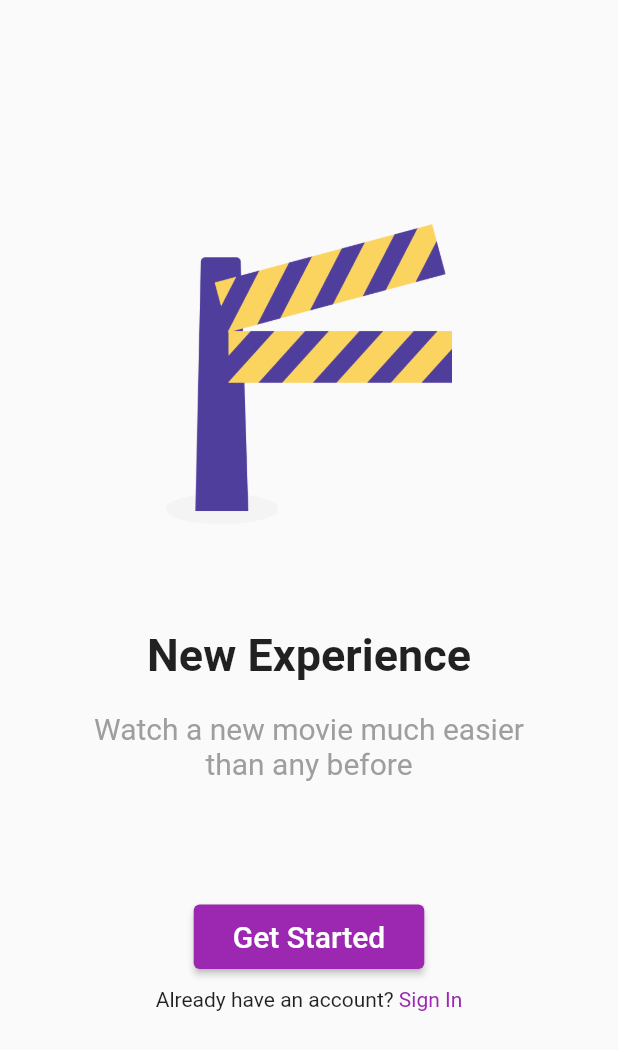
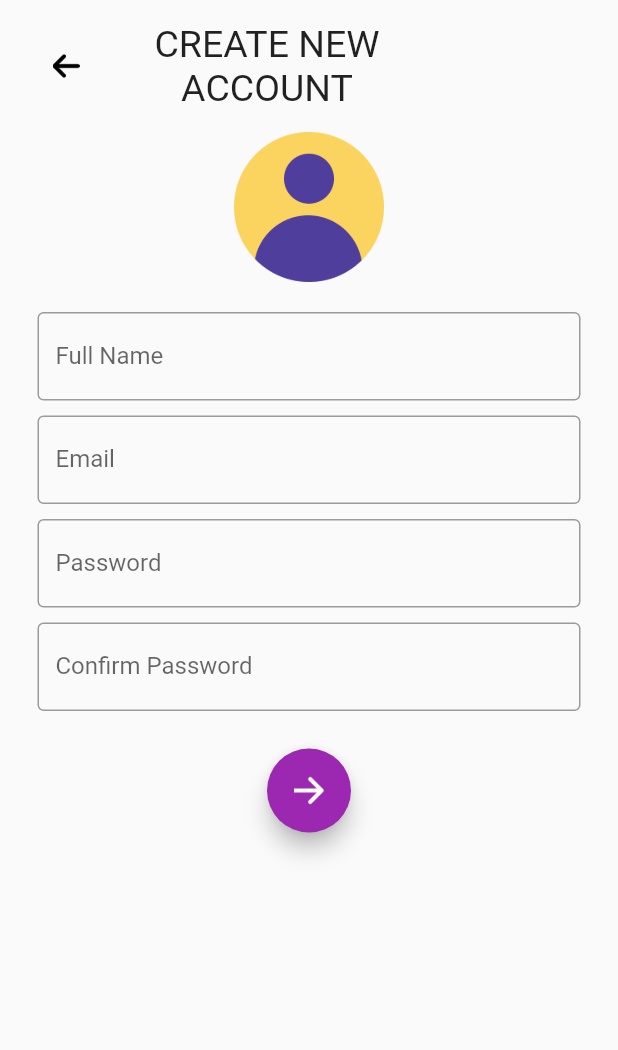
Before and after one commit to rachmanmarjianto/mobileProgramming2021, a Flutter app: the screen it shows after launch, after a tap on "Get Started", on a phone screen of 412 x 824 dp. Shown: the top 1050 px of the screen. Run offline on Flutter 3.47's test engine with Material 2 defaults, Android fonts, the phone set to English and light mode, and no system bars; our stand-ins replace splashscreen.

Commit message:
UTS Mobile silvia 037

```diff
--- a/lib/main.dart
+++ b/lib/main.dart
@@ -26,7 +26,7 @@ class MyApp extends StatelessWidget {
               color: Colors.white
           ),
         ),
-        image: Image.asset('assets/unair_mbkm.png'),
+        image: Image.asset('assets/logoUnair.png'),
         photoSize: 100,
         backgroundColor: Colors.blue,
         loaderColor: Colors.white,
--- a/lib/pages/login.dart
+++ b/lib/pages/login.dart
@@ -1,4 +1,5 @@
 import 'package:flutter/material.dart';
+import 'regis.dart';
 
 class Login extends StatelessWidget{
   @override
@@ -39,7 +40,16 @@ class Login extends StatelessWidget{
               Container(
                 padding: EdgeInsets.only(top: 80),
                 child: ElevatedButton(
-                    onPressed: (){},
+                    onPressed: (){
+                      Navigator.push(
+                        context,
+                        MaterialPageRoute(
+                          builder: (BuildContext context){
+                          return Regis();
+                          },
+                        ),
+                      );
+                    },
                     child: Container(
                       padding: EdgeInsets.all(10),
                       child: Text(
--- /dev/null
+++ b/lib/pages/regis.dart
@@ -0,0 +1,172 @@
+import 'package:flutter/material.dart';
+import 'login.dart';
+
+class Regis extends StatelessWidget {
+  String name = "";
+  void onChanged(String val) {
+    this.name = val;
+  }
+
+  @override
+  Widget build(BuildContext context) {
+    return MaterialApp(
+      home: Scaffold(
+        body: Center(
+          child: ListView(
+            children: [
+              Container(
+                padding: EdgeInsets.fromLTRB(0, 15, 0, 15),
+                child: Center(
+                  child: Row(
+                    mainAxisAlignment: MainAxisAlignment.start,
+                    children: [
+                      Container(
+                        child: FlatButton(
+                          onPressed: () {
+                            Navigator.push(
+                              context,
+                              MaterialPageRoute(
+                                builder: (BuildContext context) {
+                                  return Login();
+                                },
+                              ),
+                            );
+                          },
+                          child: Container(
+                            width: 20,
+                            child: Image.asset(
+                              'assets/arrow.png',
+                              height: 18,
+                            ),
+                          ),
+                        ),
+                      ),
+                      Container(
+                        width: 180,
+                        child: Text(
+                          'CREATE NEW ACCOUNT',
+                          textAlign: TextAlign.center,
+                          style: TextStyle(
+                            fontSize: 25,
+                          ),
+                        ),
+                      )
+                    ]
+                  )
+                )
+              ),
+              Container(
+                child: Center(
+                  child: Column(children: [
+                    Padding(
+                      padding: EdgeInsets.only(bottom: 15),
+                      child: Image.asset(
+                        'assets/user_pic.png',
+                        height: 100,
+                      ),
+                    ),
+                  ])
+                )
+              ),
+              Container(
+                child: Center(
+                  child: Column(children: [
+                    Padding(
+                      padding: EdgeInsets.fromLTRB(25, 5, 25, 5),
+                      child: TextField(
+                        decoration: InputDecoration(
+                            hintText: 'Your Name',
+                            labelText: 'Full Name',
+                            border: OutlineInputBorder()),
+                        onChanged: (String text) {
+                          onChanged(text);
+                        },
+                      ),
+                    )
+                  ])
+                )
+              ),
+              Container(
+                child: Center(
+                  child: Column(children: [
+                    Padding(
+                      padding: EdgeInsets.fromLTRB(25, 5, 25, 5),
+                      child: TextField(
+                        decoration: InputDecoration(
+                            hintText: 'example@gmail.com',
+                            labelText: 'Email',
+                            border: OutlineInputBorder()),
+                        onChanged: (String text) {
+                          onChanged(text);
+                        },
+                      ),
+                    )
+                  ])
+                )
+              ),
+              Container(
+                child: Center(
+                  child: Column(children: [
+                    Padding(
+                      padding: EdgeInsets.fromLTRB(25, 5, 25, 5),
+                      child: TextField(
+                        decoration: InputDecoration(
+                            hintText: 'Your Password',
+                            labelText: 'Password',
+                            border: OutlineInputBorder()),
+                        onChanged: (String text) {
+                          onChanged(text);
+                        },
+                      ),
+                    )
+                  ])
+                )
+              ),
+              Container(
+                child: Center(
+                  child: Column(children: [
+                    Padding(
+                      padding: EdgeInsets.fromLTRB(25, 5, 25, 5),
+                      child: TextField(
+                        decoration: InputDecoration(
+                            hintText: 'Confirm Your Password',
+                            labelText: 'Confirm Password',
+                            border: OutlineInputBorder()),
+                        onChanged: (String text) {
+                          onChanged(text);
+                        },
+                      ),
+                    )
+                  ])
+                )
+              ),
+              Container(
+                padding: EdgeInsets.only(top: 20),
+                child: FloatingActionButton(
+                  backgroundColor: Colors.purple,
+                  onPressed: () {
+                    Navigator.push(
+                      context,
+                      MaterialPageRoute(
+                        builder: (BuildContext context) {
+                          return Login();
+                        },
+                      ),
+                    );
+                  },
+                  child: Container(
+                    padding: EdgeInsets.all(10),
+                    child: Image.asset(
+                      'assets/arrow-back.png',
+                      height: 20,
+                    ),
+                  ),
+                ),
+              ),
+            ],
+          ),
+        ),
+      ),
+    );
+  }
+}
```
Also changed, not shown: assets/arrow-back.png (added), assets/arrow.png (added), assets/user_pic.png (added), pubspec.lock.
